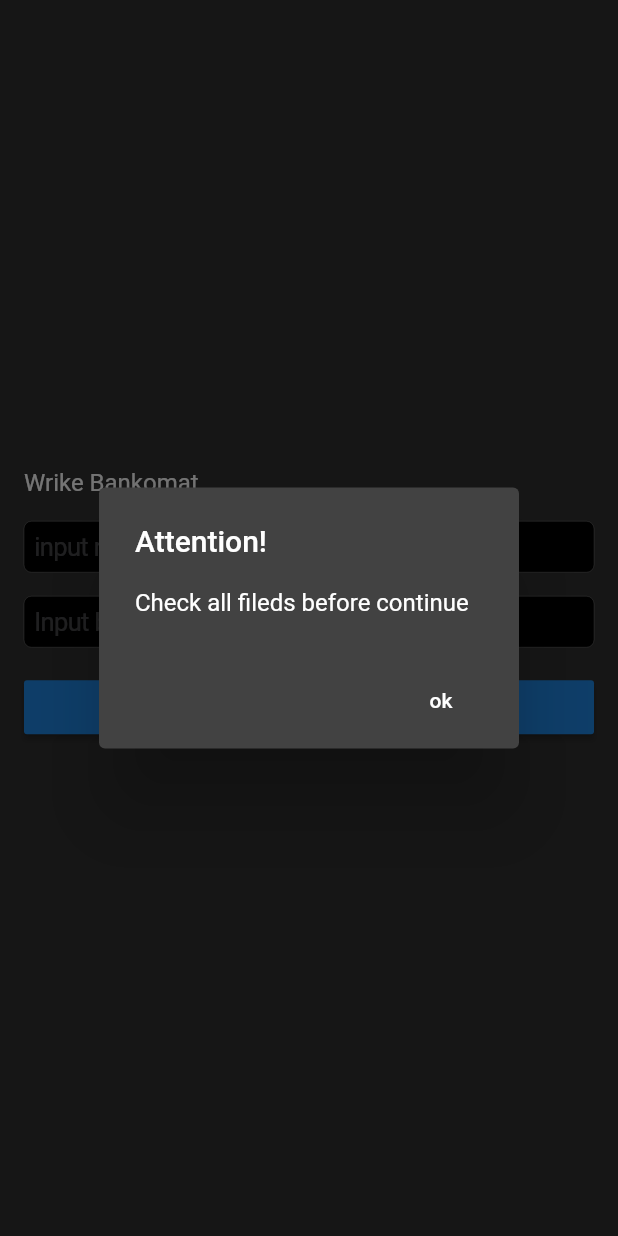
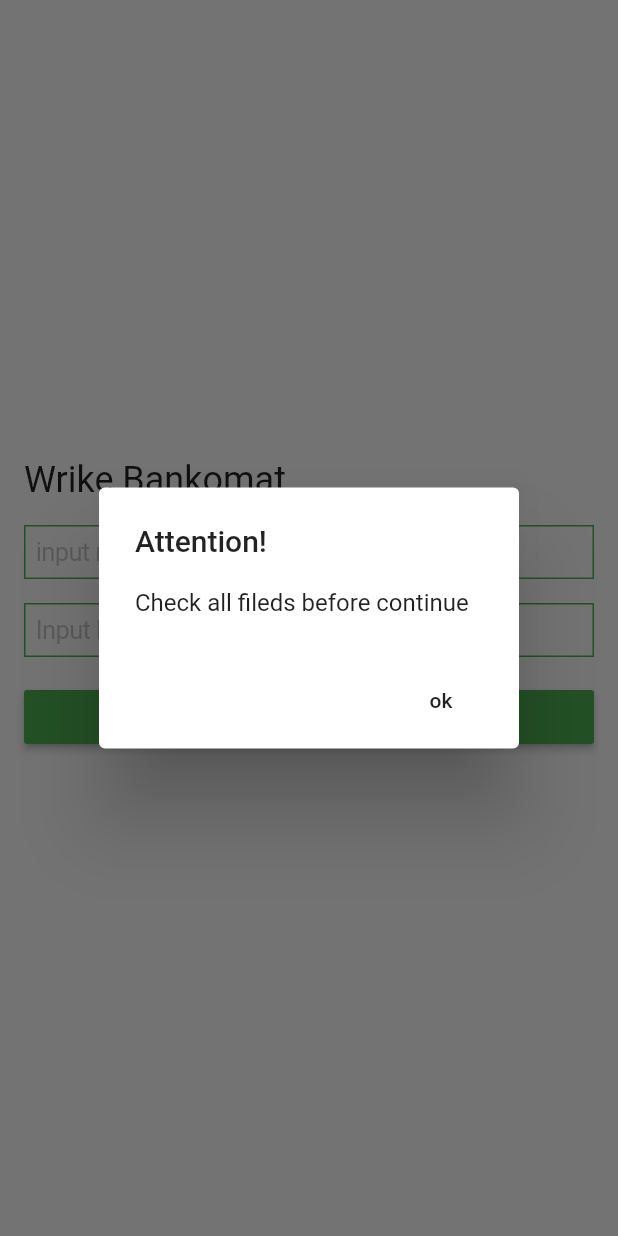
Before and after one commit to Renesanse/wrike_bank, a Flutter app: the screen it shows after launch, after a tap on "Give ma money!", on a phone screen of 412 x 824 dp. Run offline on Flutter 3.47's test engine with Material 2 defaults, Android fonts, the phone set to English and light mode, and no system bars.

Commit message:
colors changed

```diff
--- a/lib/main.dart
+++ b/lib/main.dart
@@ -8,7 +8,14 @@ class MyApp extends StatelessWidget {
 
   build(context) {
     return MaterialApp(
-      theme: ThemeData.dark(),
+      debugShowCheckedModeBanner: false,
+      theme: ThemeData(
+        primaryColor: Colors.green,
+        buttonColor: Colors.green,
+        primarySwatch: Colors.green,
+        backgroundColor: Colors.green,
+        accentColor: Colors.green
+      ),
       home: MyHomePage(),
     );
   }
@@ -18,6 +25,18 @@ class MyHomePage extends StatelessWidget {
 
   var money;
   var banknotes;
+
+  final banknotesViews = [
+    "1",
+    "5",
+    "10",
+    "20",
+    "50",
+    "100",
+    "500",
+    "1000",
+    "5000",
+  ];
 
   build(context) {
 
@@ -29,11 +48,12 @@ class MyHomePage extends StatelessWidget {
           children: [
             Padding(
               padding: EdgeInsets.only(bottom: 16.0),
-              child: Text("Wrike Bankomat", style: TextStyle(fontSize: 16)),
+              child: Text("Wrike Bankomat", style: TextStyle(fontSize: 24)),
             ),
             Padding(
               padding: EdgeInsets.only(bottom: 16.0),
               child: CupertinoTextField(
+                decoration: BoxDecoration(border: Border.all(color: Colors.green)),
                 placeholder: "input money",
                 onChanged: (text){
                   money = int.parse(text);
@@ -42,7 +62,19 @@ class MyHomePage extends StatelessWidget {
             ),
             Padding(
               padding: EdgeInsets.only(bottom: 16.0),
+//              child: GridView(
+//                gridDelegate: SliverGridDelegateWithFixedCrossAxisCount(crossAxisCount: 3),
+//                children: banknotesViews.map((value){
+//                  return RaisedButton(
+//                      child: Text(value, style: TextStyle(color: Colors.white)),
+//                      onPressed: (){
+//                        return null;
+//                      });
+//                }).toList(),
+//              ),
+
               child: CupertinoTextField(
+                decoration: BoxDecoration(border: Border.all(color: Colors.green)),
                 placeholder: "Input banknotes splited by ,",
                 onChanged: (text){
                   banknotes = text.split(",").map((banknote){
@@ -54,11 +86,13 @@ class MyHomePage extends StatelessWidget {
             Padding(
               padding: EdgeInsets.only(bottom: 16.0),
               child: RaisedButton(
-                  child: Text("Give ma money!"),
+                  child: Text("Give ma money!", style: TextStyle(color: Colors.white)),
                   onPressed: (){
-                    if(banknotes != null && money != null)
+                    if(banknotes != null && money != null && money > 0){
                       bag(banknotes : banknotes, money : money, context : context);
-                    _showError(context);
+                    }else{
+                      _showError(context);
+                    }
                   }),
             ),
           ],
```
